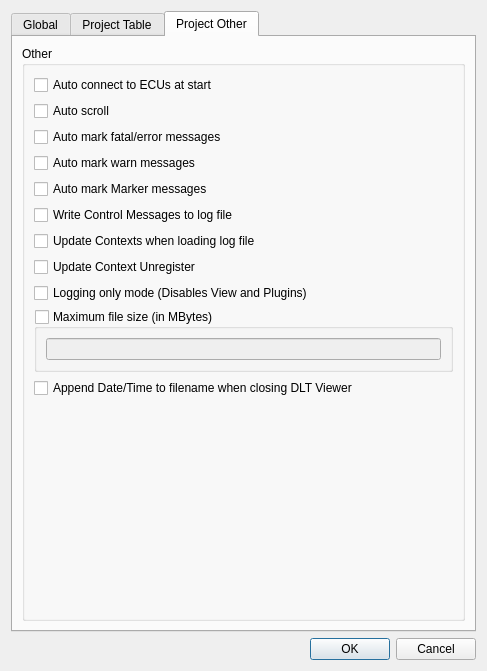
Above: src/settingsdialog.ui from COVESA/dlt-viewer before the change. Below: the same form after it.
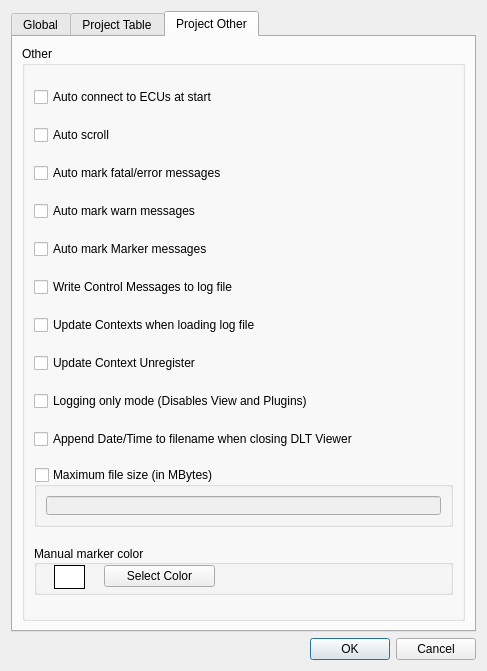
That is the form after the change. The open tabs and pages were chosen to show the change. Icons and pictures are not drawn.

Commit message:
Enable marking/color highlighting of lines in the table view
<signed-off-by: Gernot Wirschal <gernot.wirschal@bmw.de>

The edit to the form file:
```diff
--- a/src/settingsdialog.ui
+++ b/src/settingsdialog.ui
@@ -31,7 +31,7 @@
    <item row="0" column="0">
     <widget class="QTabWidget" name="tabWidget">
      <property name="currentIndex">
-      <number>1</number>
+      <number>0</number>
      </property>
      <widget class="QWidget" name="tab_1">
       <attribute name="title">
@@ -677,46 +677,171 @@
       <layout class="QVBoxLayout" name="verticalLayout">
        <item>
         <widget class="QGroupBox" name="groupBox_2">
+         <property name="sizePolicy">
+          <sizepolicy hsizetype="Preferred" vsizetype="Preferred">
+           <horstretch>0</horstretch>
+           <verstretch>0</verstretch>
+          </sizepolicy>
+         </property>
          <property name="title">
           <string>Other</string>
          </property>
          <layout class="QGridLayout" name="gridLayout_4">
-          <item row="9" column="0">
-           <widget class="QGroupBox" name="groupBoxMaxFileSizeMB">
-            <property name="focusPolicy">
-             <enum>Qt::StrongFocus</enum>
+          <item row="12" column="0">
+           <widget class="QGroupBox" name="groupBox_MarkerColor">
+            <property name="sizePolicy">
+             <sizepolicy hsizetype="Minimum" vsizetype="Fixed">
+              <horstretch>0</horstretch>
+              <verstretch>0</verstretch>
+             </sizepolicy>
             </property>
-            <property name="toolTip">
-             <string>&lt;html&gt;&lt;head/&gt;&lt;body&gt;&lt;p&gt;If enabled the logfile is split to files of selected size ( limit &amp;lt; 0.01 Mb )&lt;/p&gt;&lt;/body&gt;&lt;/html&gt;</string>
+            <property name="maximumSize">
+             <size>
+              <width>16777215</width>
+              <height>50</height>
+             </size>
             </property>
             <property name="title">
-             <string>Maximum file size (in MBytes)</string>
+             <string>Manual marker color</string>
             </property>
-            <property name="checkable">
-             <bool>true</bool>
+            <property name="alignment">
+             <set>Qt::AlignLeading|Qt::AlignLeft|Qt::AlignVCenter</set>
             </property>
-            <property name="checked">
-             <bool>false</bool>
-            </property>
-            <layout class="QVBoxLayout" name="verticalLayout_2">
-             <item>
-              <widget class="QLineEdit" name="lineEditMaxFileSizeMB">
-               <property name="enabled">
-                <bool>true</bool>
-               </property>
-               <property name="toolTip">
-                <string>&lt;html&gt;&lt;head/&gt;&lt;body&gt;&lt;p&gt;&lt;br/&gt;&lt;/p&gt;&lt;/body&gt;&lt;/html&gt;</string>
-               </property>
-              </widget>
-             </item>
-            </layout>
-           </widget>
-          </item>
-          <item row="5" column="0">
-           <widget class="QCheckBox" name="checkBoxWriteControl">
-            <property name="text">
-             <string>Write Control Messages to log file</string>
-            </property>
+            <widget class="QPushButton" name="pushButtonMarkerColor">
+             <property name="geometry">
+              <rect>
+               <x>70</x>
+               <y>20</y>
+               <width>111</width>
+               <height>22</height>
+              </rect>
+             </property>
+             <property name="sizePolicy">
+              <sizepolicy hsizetype="Expanding" vsizetype="Expanding">
+               <horstretch>0</horstretch>
+               <verstretch>0</verstretch>
+              </sizepolicy>
+             </property>
+             <property name="maximumSize">
+              <size>
+               <width>16777215</width>
+               <height>16777214</height>
+              </size>
+             </property>
+             <property name="cursor">
+              <cursorShape>UpArrowCursor</cursorShape>
+             </property>
+             <property name="toolTipDuration">
+              <number>-1</number>
+             </property>
+             <property name="layoutDirection">
+              <enum>Qt::LeftToRight</enum>
+             </property>
+             <property name="text">
+              <string>Select Color</string>
+             </property>
+             <property name="autoRepeatDelay">
+              <number>302</number>
+             </property>
+            </widget>
+            <widget class="QLabel" name="labelSelectedMarkerColor">
+             <property name="geometry">
+              <rect>
+               <x>20</x>
+               <y>20</y>
+               <width>31</width>
+               <height>24</height>
+              </rect>
+             </property>
+             <property name="sizePolicy">
+              <sizepolicy hsizetype="Expanding" vsizetype="Expanding">
+               <horstretch>0</horstretch>
+               <verstretch>0</verstretch>
+              </sizepolicy>
+             </property>
+             <property name="maximumSize">
+              <size>
+               <width>80</width>
+               <height>16777215</height>
+              </size>
+             </property>
+             <property name="palette">
+              <palette>
+               <active>
+                <colorrole role="Base">
+                 <brush brushstyle="SolidPattern">
+                  <color alpha="255">
+                   <red>255</red>
+                   <green>255</green>
+                   <blue>255</blue>
+                  </color>
+                 </brush>
+                </colorrole>
+                <colorrole role="Window">
+                 <brush brushstyle="SolidPattern">
+                  <color alpha="255">
+                   <red>255</red>
+                   <green>255</green>
+                   <blue>255</blue>
+                  </color>
+                 </brush>
+                </colorrole>
+               </active>
+               <inactive>
+                <colorrole role="Base">
+                 <brush brushstyle="SolidPattern">
+                  <color alpha="255">
+                   <red>255</red>
+                   <green>255</green>
+                   <blue>255</blue>
+                  </color>
+                 </brush>
+                </colorrole>
+                <colorrole role="Window">
+                 <brush brushstyle="SolidPattern">
+                  <color alpha="255">
+                   <red>255</red>
+                   <green>255</green>
+                   <blue>255</blue>
+                  </color>
+                 </brush>
+                </colorrole>
+               </inactive>
+               <disabled>
+                <colorrole role="Base">
+                 <brush brushstyle="SolidPattern">
+                  <color alpha="255">
+                   <red>255</red>
+                   <green>255</green>
+                   <blue>255</blue>
+                  </color>
+                 </brush>
+                </colorrole>
+                <colorrole role="Window">
+                 <brush brushstyle="SolidPattern">
+                  <color alpha="255">
+                   <red>255</red>
+                   <green>255</green>
+                   <blue>255</blue>
+                  </color>
+                 </brush>
+                </colorrole>
+               </disabled>
+              </palette>
+             </property>
+             <property name="autoFillBackground">
+              <bool>true</bool>
+             </property>
+             <property name="frameShape">
+              <enum>QFrame::Box</enum>
+             </property>
+             <property name="text">
+              <string/>
+             </property>
+             <property name="alignment">
+              <set>Qt::AlignCenter</set>
+             </property>
+            </widget>
            </widget>
           </item>
           <item row="7" column="0">
@@ -726,18 +851,12 @@
             </property>
            </widget>
           </item>
-          <item row="11" column="0">
-           <spacer name="verticalSpacer_2">
-            <property name="orientation">
-             <enum>Qt::Vertical</enum>
+          <item row="4" column="0">
+           <widget class="QCheckBox" name="checkBoxAutoMarkMarker">
+            <property name="text">
+             <string>Auto mark Marker messages</string>
             </property>
-            <property name="sizeHint" stdset="0">
-             <size>
-              <width>20</width>
-              <height>40</height>
-             </size>
-            </property>
-           </spacer>
+           </widget>
           </item>
           <item row="2" column="0">
            <widget class="QCheckBox" name="checkBoxAutoMarkFatalError">
@@ -749,6 +868,27 @@
             </property>
            </widget>
           </item>
+          <item row="8" column="0">
+           <widget class="QCheckBox" name="checkBoxLoggingOnlyMode">
+            <property name="text">
+             <string>Logging only mode (Disables View and Plugins)</string>
+            </property>
+           </widget>
+          </item>
+          <item row="6" column="0">
+           <widget class="QCheckBox" name="checkBoxUpdateContextLoadingFile">
+            <property name="text">
+             <string>Update Contexts when loading log file</string>
+            </property>
+           </widget>
+          </item>
+          <item row="5" column="0">
+           <widget class="QCheckBox" name="checkBoxWriteControl">
+            <property name="text">
+             <string>Write Control Messages to log file</string>
+            </property>
+           </widget>
+          </item>
           <item row="0" column="0">
            <widget class="QCheckBox" name="checkBoxAutoConnect">
             <property name="toolTip">
@@ -759,48 +899,82 @@
             </property>
            </widget>
           </item>
+          <item row="3" column="0">
+           <widget class="QCheckBox" name="checkBoxAutoMarkWarn">
+            <property name="text">
+             <string>Auto mark warn messages</string>
+            </property>
+           </widget>
+          </item>
+          <item row="1" column="0">
+           <widget class="QCheckBox" name="checkBoxAutoScroll">
+            <property name="text">
+             <string>Auto scroll</string>
+            </property>
+           </widget>
+          </item>
           <item row="10" column="0">
+           <widget class="QGroupBox" name="groupBoxMaxFileSizeMB">
+            <property name="sizePolicy">
+             <sizepolicy hsizetype="Minimum" vsizetype="Expanding">
+              <horstretch>0</horstretch>
+              <verstretch>0</verstretch>
+             </sizepolicy>
+            </property>
+            <property name="maximumSize">
+             <size>
+              <width>16777215</width>
+              <height>60</height>
+             </size>
+            </property>
+            <property name="cursor">
+             <cursorShape>UpArrowCursor</cursorShape>
+            </property>
+            <property name="focusPolicy">
+             <enum>Qt::StrongFocus</enum>
+            </property>
+            <property name="contextMenuPolicy">
+             <enum>Qt::NoContextMenu</enum>
+            </property>
+            <property name="toolTip">
+             <string>&lt;html&gt;&lt;head/&gt;&lt;body&gt;&lt;p&gt;If enabled the logfile is split to files of selected size ( limit &amp;lt; 0.01 Mb )&lt;/p&gt;&lt;/body&gt;&lt;/html&gt;</string>
+            </property>
+            <property name="title">
+             <string>Maximum file size (in MBytes)</string>
+            </property>
+            <property name="checkable">
+             <bool>true</bool>
+            </property>
+            <property name="checked">
+             <bool>false</bool>
+            </property>
+            <layout class="QVBoxLayout" name="verticalLayout_2">
+             <item>
+              <widget class="QLineEdit" name="lineEditMaxFileSizeMB">
+               <property name="enabled">
+                <bool>true</bool>
+               </property>
+               <property name="sizePolicy">
+                <sizepolicy hsizetype="Preferred" vsizetype="Preferred">
+                 <horstretch>0</horstretch>
+                 <verstretch>0</verstretch>
+                </sizepolicy>
+               </property>
+               <property name="toolTip">
+                <string>&lt;html&gt;&lt;head/&gt;&lt;body&gt;&lt;p&gt;&lt;br/&gt;&lt;/p&gt;&lt;/body&gt;&lt;/html&gt;</string>
+               </property>
+              </widget>
+             </item>
+            </layout>
+           </widget>
+          </item>
+          <item row="9" column="0">
            <widget class="QCheckBox" name="checkBoxAppendDateTime">
             <property name="text">
              <string>Append Date/Time to filename when closing DLT Viewer</string>
             </property>
            </widget>
           </item>
-          <item row="6" column="0">
-           <widget class="QCheckBox" name="checkBoxUpdateContextLoadingFile">
-            <property name="text">
-             <string>Update Contexts when loading log file</string>
-            </property>
-           </widget>
-          </item>
-          <item row="1" column="0">
-           <widget class="QCheckBox" name="checkBoxAutoScroll">
-            <property name="text">
-             <string>Auto scroll</string>
-            </property>
-           </widget>
-          </item>
-          <item row="3" column="0">
-           <widget class="QCheckBox" name="checkBoxAutoMarkWarn">
-            <property name="text">
-             <string>Auto mark warn messages</string>
-            </property>
-           </widget>
-          </item>
-          <item row="8" column="0">
-           <widget class="QCheckBox" name="checkBoxLoggingOnlyMode">
-            <property name="text">
-             <string>Logging only mode (Disables View and Plugins)</string>
-            </property>
-           </widget>
-          </item>
-          <item row="4" column="0">
-           <widget class="QCheckBox" name="checkBoxAutoMarkMarker">
-            <property name="text">
-             <string>Auto mark Marker messages</string>
-            </property>
-           </widget>
-          </item>
          </layout>
         </widget>
        </item>
```
Left out of the diff: 1 changed line with no effect on the pictures. The commit also changes 6 other files.
